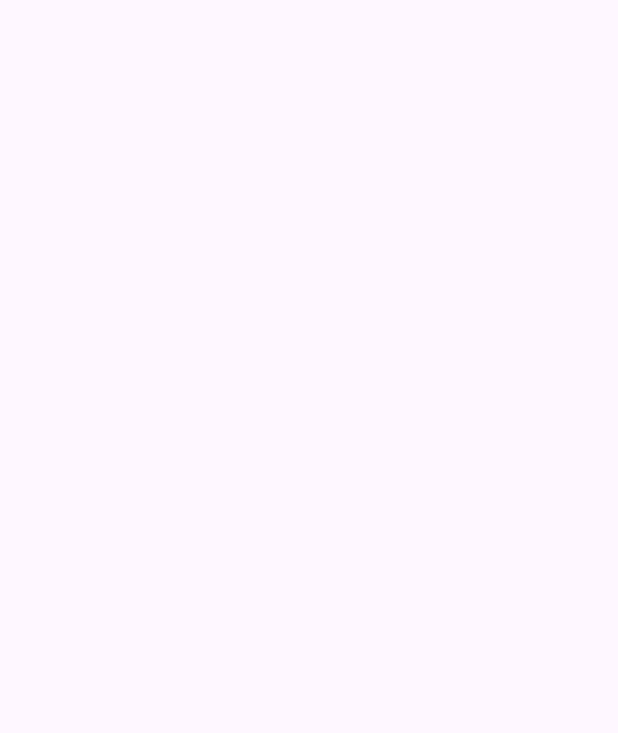
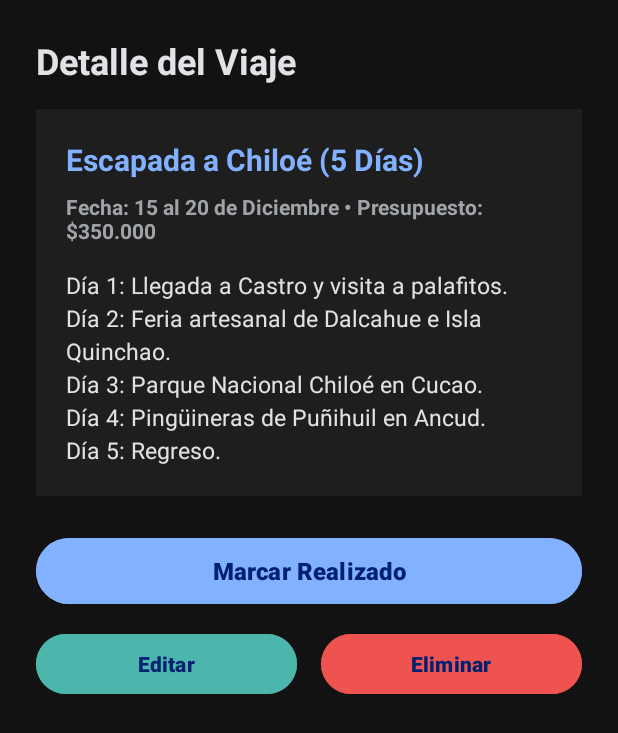
Before and after one commit to LilianLabbe/Itinerario_de_viaje, an Android app: the DetalleActivity screen opened directly, with no data from a screen before it, on a phone screen of 412 x 824 dp. Before the commit the part shown is empty. Shown: the top 733 px of the screen. Run offline under Robolectric (Android 15) with nearby library versions, the phone set to English and light mode, and no system bars.

Commit message:
Completa diseño XML de las 6 pantallas sin hardcodeo

```diff
--- a/app/src/main/res/layout/activity_detalle.xml
+++ b/app/src/main/res/layout/activity_detalle.xml
@@ -1,10 +1,100 @@
 <?xml version="1.0" encoding="utf-8"?>
-<androidx.constraintlayout.widget.ConstraintLayout xmlns:android="http://schemas.android.com/apk/res/android"
-    xmlns:app="http://schemas.android.com/apk/res-auto"
+<ScrollView xmlns:android="http://schemas.android.com/apk/res/android"
     xmlns:tools="http://schemas.android.com/tools"
     android:id="@+id/main"
     android:layout_width="match_parent"
     android:layout_height="match_parent"
+    android:background="@color/fondo_pantalla"
+    android:fillViewport="true"
     tools:context=".DetalleActivity">
 
-</androidx.constraintlayout.widget.ConstraintLayout>
+    <LinearLayout
+        android:layout_width="match_parent"
+        android:layout_height="wrap_content"
+        android:orientation="vertical"
+        android:padding="24dp">
+
+        <TextView
+            android:id="@+id/tvTituloDetalle"
+            android:layout_width="wrap_content"
+            android:layout_height="wrap_content"
+            android:layout_marginBottom="16dp"
+            android:text="@string/titulo_detalle"
+            android:textColor="@color/texto_principal"
+            android:textSize="24sp"
+            android:textStyle="bold" />
+
+        <LinearLayout
+            android:layout_width="match_parent"
+            android:layout_height="wrap_content"
+            android:layout_marginBottom="24dp"
+            android:background="@color/fondo_tarjeta"
+            android:orientation="vertical"
+            android:padding="20dp">
+
+            <TextView
+                android:id="@+id/tvDetalleDestino"
+                android:layout_width="wrap_content"
+                android:layout_height="wrap_content"
+                android:layout_marginBottom="8dp"
+                android:text="@string/detalle_destino"
+                android:textColor="@color/primario"
+                android:textSize="20sp"
+                android:textStyle="bold" />
+
+            <TextView
+                android:id="@+id/tvDetalleFechas"
+                android:layout_width="wrap_content"
+                android:layout_height="wrap_content"
+                android:layout_marginBottom="16dp"
+                android:text="@string/detalle_fechas"
+                android:textColor="@color/texto_secundario"
+                android:textSize="14sp"
+                android:textStyle="bold" />
+
+            <TextView
+                android:id="@+id/tvDetalleDescripcion"
+                android:layout_width="match_parent"
+                android:layout_height="wrap_content"
+                android:lineSpacingExtra="4dp"
+                android:text="@string/detalle_descripcion"
+                android:textColor="@color/texto_principal"
+                android:textSize="15sp" />
+        </LinearLayout>
+
+        <Button
+            android:id="@+id/btnMarcarRealizado"
+            style="@style/EstiloBotonViaje"
+            android:layout_marginBottom="12dp"
+            android:text="@string/btn_marcar" />
+
+        <LinearLayout
+            android:layout_width="match_parent"
+            android:layout_height="wrap_content"
+            android:orientation="horizontal">
+
+            <Button
+                android:id="@+id/btnEditarViaje"
+                android:layout_width="0dp"
+                android:layout_height="48dp"
+                android:layout_marginEnd="8dp"
+                android:layout_weight="1"
+                android:backgroundTint="@color/secundario"
+                android:text="@string/btn_editar"
+                android:textColor="@color/texto_boton"
+                android:textStyle="bold" />
+
+            <Button
+                android:id="@+id/btnEliminarViaje"
+                android:layout_width="0dp"
+                android:layout_height="48dp"
+                android:layout_marginStart="8dp"
+                android:layout_weight="1"
+                android:backgroundTint="@color/peligro"
+                android:text="@string/btn_eliminar"
+                android:textColor="@color/texto_boton"
+                android:textStyle="bold" />
+        </LinearLayout>
+
+    </LinearLayout>
+</ScrollView>
```
Also changed, not shown: app/src/main/res/layout/activity_ia.xml (+56 -3 lines).
